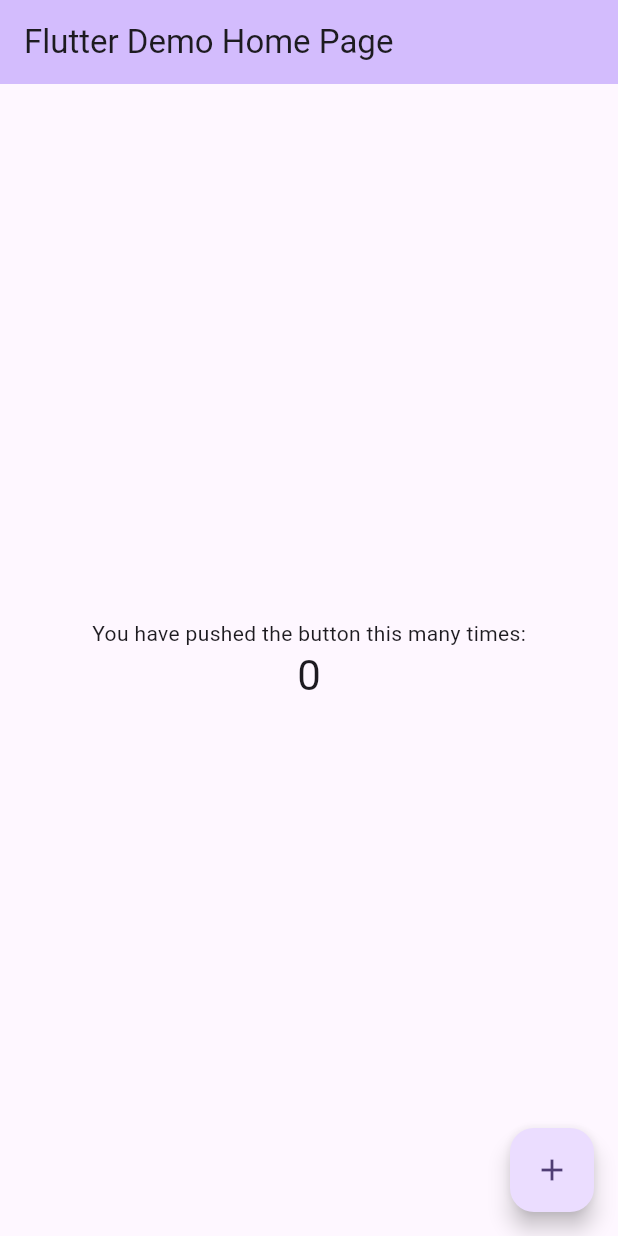
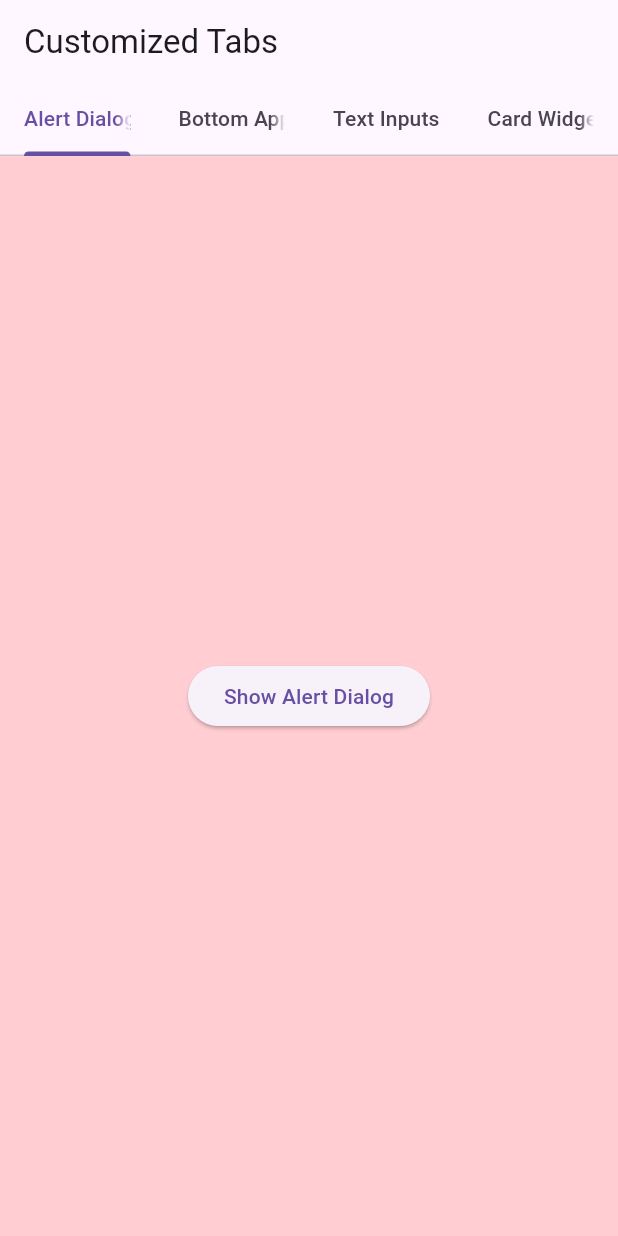
Before and after one commit to jasonyu17/weather_info_app, a Flutter app: the screen it shows after launch, on a phone screen of 412 x 824 dp. Run offline on Flutter 3.47's test engine with Material 3 defaults, Android fonts, the phone set to English and light mode, and no system bars.

Commit message:
change to tabs

```diff
--- a/lib/main.dart
+++ b/lib/main.dart
@@ -1,125 +1,171 @@
 import 'package:flutter/material.dart';
 
+
 void main() {
-  runApp(const MyApp());
+  runApp(MyApp());
 }
 
+
 class MyApp extends StatelessWidget {
-  const MyApp({super.key});
-
-  // This widget is the root of your application.
   @override
   Widget build(BuildContext context) {
     return MaterialApp(
-      title: 'Flutter Demo',
-      theme: ThemeData(
-        // This is the theme of your application.
-        //
-        // TRY THIS: Try running your application with "flutter run". You'll see
-        // the application has a purple toolbar. Then, without quitting the app,
-        // try changing the seedColor in the colorScheme below to Colors.green
-        // and then invoke "hot reload" (save your changes or press the "hot
-        // reload" button in a Flutter-supported IDE, or press "r" if you used
-        // the command line to start the app).
-        //
-        // Notice that the counter didn't reset back to zero; the application
-        // state is not lost during the reload. To reset the state, use hot
-        // restart instead.
-        //
-        // This works for code too, not just values: Most code changes can be
-        // tested with just a hot reload.
-        colorScheme: ColorScheme.fromSeed(seedColor: Colors.deepPurple),
-        useMaterial3: true,
+      home: DefaultTabController(
+        length: 3,
+        child: _TabsNonScrollableDemo(),
       ),
-      home: const MyHomePage(title: 'Flutter Demo Home Page'),
     );
   }
 }
 
-class MyHomePage extends StatefulWidget {
-  const MyHomePage({super.key, required this.title});
 
-  // This widget is the home page of your application. It is stateful, meaning
-  // that it has a State object (defined below) that contains fields that affect
-  // how it looks.
+class _TabsNonScrollableDemo extends StatefulWidget {
+  @override
+  __TabsNonScrollableDemoState createState() => __TabsNonScrollableDemoState();
+}
 
-  // This class is the configuration for the state. It holds the values (in this
-  // case the title) provided by the parent (in this case the App widget) and
-  // used by the build method of the State. Fields in a Widget subclass are
-  // always marked "final".
 
-  final String title;
+class __TabsNonScrollableDemoState extends State<_TabsNonScrollableDemo>
+    with SingleTickerProviderStateMixin, RestorationMixin {
+  late TabController _tabController;
+
+
+  final RestorableInt tabIndex = RestorableInt(0);
+
 
   @override
-  State<MyHomePage> createState() => _MyHomePageState();
+  String get restorationId => 'tab_non_scrollable_demo';
+
+
+  @override
+  void restoreState(RestorationBucket? oldBucket, bool initialRestore) {
+    registerForRestoration(tabIndex, 'tab_index');
+    _tabController.index = tabIndex.value;
   }
 
-class _MyHomePageState extends State<MyHomePage> {
-  int _counter = 0;
 
-  void _incrementCounter() {
+  @override
+  void initState() {
+    super.initState();
+    _tabController = TabController(
+      initialIndex: 0,
+      length: 4,
+      vsync: this,
+    );
+    _tabController.addListener(() {
       setState(() {
-      // This call to setState tells the Flutter framework that something has
-      // changed in this State, which causes it to rerun the build method below
-      // so that the display can reflect the updated values. If we changed
-      // _counter without calling setState(), then the build method would not be
-      // called again, and so nothing would appear to happen.
-      _counter++;
+        tabIndex.value = _tabController.index;
+      });
     });
   }
 
+
+  @override
+  void dispose() {
+    _tabController.dispose();
+    tabIndex.dispose();
+    super.dispose();
+  }
+
+
   @override
   Widget build(BuildContext context) {
-    // This method is rerun every time setState is called, for instance as done
-    // by the _incrementCounter method above.
-    //
-    // The Flutter framework has been optimized to make rerunning build methods
-    // fast, so that you can just rebuild anything that needs updating rather
-    // than having to individually change instances of widgets.
+// For the ToDo task hint: consider defining the widget and name of the tabs here
+    final tabs = ['Alert Dialog', 'Bottom App Bar', 'Text Inputs', 'Card Widget'];
+    final tabColors = [
+      Colors.red.shade100,
+      Colors.green.shade100,
+      Colors.blue.shade100,
+      Colors.purple.shade100,
+    ];
+
+
      return Scaffold(
       appBar: AppBar(
-        // TRY THIS: Try changing the color here to a specific color (to
-        // Colors.amber, perhaps?) and trigger a hot reload to see the AppBar
-        // change color while the other colors stay the same.
-        backgroundColor: Theme.of(context).colorScheme.inversePrimary,
-        // Here we take the value from the MyHomePage object that was created by
-        // the App.build method, and use it to set our appbar title.
-        title: Text(widget.title),
+        title: Text('Customized Tabs'),
+        bottom: TabBar(
+          controller: _tabController,
+          tabs: [
+            for (final tab in tabs) Tab(text: tab),
+          ],
         ),
-      body: Center(
-        // Center is a layout widget. It takes a single child and positions it
-        // in the middle of the parent.
-        child: Column(
-          // Column is also a layout widget. It takes a list of children and
-          // arranges them vertically. By default, it sizes itself to fit its
-          // children horizontally, and tries to be as tall as its parent.
-          //
-          // Column has various properties to control how it sizes itself and
-          // how it positions its children. Here we use mainAxisAlignment to
-          // center the children vertically; the main axis here is the vertical
-          // axis because Columns are vertical (the cross axis would be
-          // horizontal).
-          //
-          // TRY THIS: Invoke "debug painting" (choose the "Toggle Debug Paint"
-          // action in the IDE, or press "p" in the console), to see the
-          // wireframe for each widget.
-          mainAxisAlignment: MainAxisAlignment.center,
-          children: <Widget>[
-            const Text(
-              'You have pushed the button this many times:',
       ),
-            Text(
-              '$_counter',
-              style: Theme.of(context).textTheme.headlineMedium,
+      body: TabBarView(
+        controller: _tabController,
+        children: [
+          // Tab 1: Alert Dialog
+          Container(
+            color: tabColors[0],
+            child: Center(
+              child: ElevatedButton(
+                onPressed: () {
+                  showDialog(
+                    context: context,
+                    builder: (context) => AlertDialog(
+                      title: Text('Alert Dialog'),
+                      content: Text('This is an alert dialog.'),
+                      actions: [
+                        TextButton(
+                          onPressed: () => Navigator.of(context).pop(),
+                          child: Text('Close'),
                         ),
                       ],
                     ),
+                  );
+                },
+                child: Text('Show Alert Dialog'),
               ),
-      floatingActionButton: FloatingActionButton(
-        onPressed: _incrementCounter,
-        tooltip: 'Increment',
-        child: const Icon(Icons.add),
-      ), // This trailing comma makes auto-formatting nicer for build methods.
+            ),
+          ),
+          // Tab 2: Bottom App Bar
+          Container(
+            color: tabColors[1],
+            child: Center(
+              child: Scaffold(
+                bottomNavigationBar: BottomAppBar(
+                  color: Colors.green,
+                  child: IconButton(
+                    icon: Icon(Icons.add),
+                    onPressed: () {},
+                  ),
+                ),
+                body: Center(child: Text('Bottom App Bar Demo')),
+              ),
+            ),
+          ),
+          // Tab 3: Text Inputs
+          Container(
+            color: tabColors[2],
+            child: Center(
+              child: Padding(
+                padding: const EdgeInsets.all(16.0),
+                child: TextField(
+                  decoration: InputDecoration(
+                    border: OutlineInputBorder(),
+                    labelText: 'Enter text',
+                  ),
+                ),
+              ),
+            ),
+          ),
+          // Tab 4: Card Widgets
+          Container(
+            color: tabColors[3],
+            child: Center(
+              child: Card(
+                elevation: 4,
+                child: Padding(
+                  padding: const EdgeInsets.all(16.0),
+                  child: Text(
+                    'This is a card widget.',
+                    style: TextStyle(fontSize: 18),
+                  ),
+                ),
+              ),
+            ),
+          ),
+        ],
+      ),
     );
   }
 }
```
Lines whose indentation alone changed are shown as unchanged.
